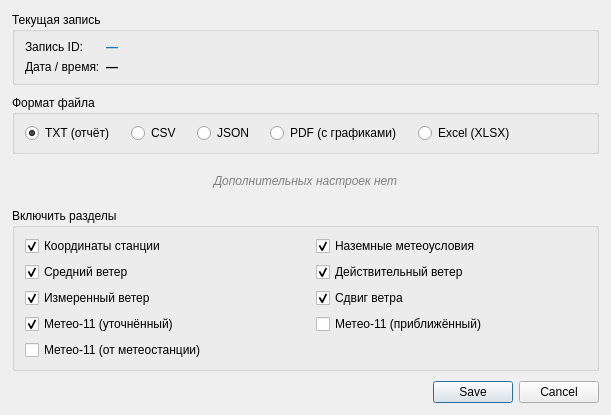
Pobryakushka/MMK, file ExportDialog.ui: the form before one commit.
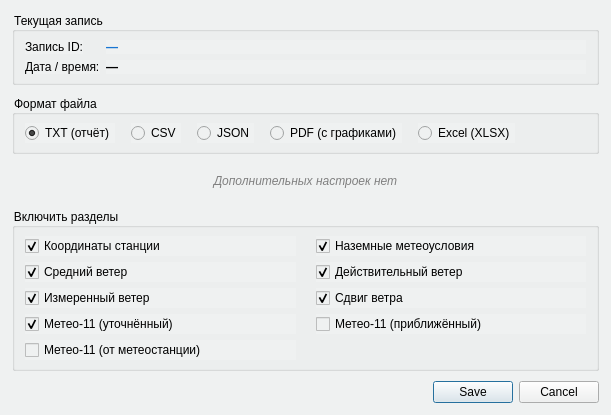
The form after the commit.

```diff
--- a/ExportDialog.ui
+++ b/ExportDialog.ui
@@ -4,6 +4,7 @@
  <widget class="QDialog" name="ExportDialog">
   <property name="windowTitle"><string>Экспорт данных измерений</string></property>
   <property name="minimumSize"><size><width>540</width><height>0</height></size></property>
+  <property name="styleSheet"><string notr="true">background-color: #EFF1F1;</string></property>
   <layout class="QVBoxLayout" name="vLayout_root">
    <property name="spacing"><number>10</number></property>
    <property name="leftMargin"><number>12</number></property>
```
